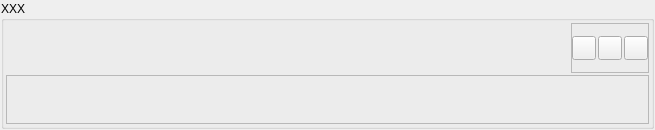
This is ResourceCompiler/mayaExporter/ui/workFile/actionUi.ui in giordi91/SirEngineThe3rd as Qt 5 draws it before an edit. The edited form follows.
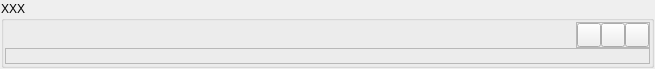
This is the edited form. Icons and pictures are not drawn.

Commit message: able to export mesh and skin from same action, need to add isolated skin, skeleton and animation

```diff
--- a/ResourceCompiler/mayaExporter/ui/workFile/actionUi.ui
+++ b/ResourceCompiler/mayaExporter/ui/workFile/actionUi.ui
@@ -7,7 +7,7 @@
     <x>0</x>
     <y>0</y>
     <width>655</width>
-    <height>130</height>
+    <height>69</height>
    </rect>
   </property>
   <property name="sizePolicy">
@@ -19,7 +19,7 @@
   <property name="minimumSize">
    <size>
     <width>0</width>
-    <height>130</height>
+    <height>0</height>
    </size>
   </property>
   <property name="windowTitle">
@@ -27,7 +27,7 @@
   </property>
   <layout class="QVBoxLayout" name="verticalLayout">
    <property name="spacing">
-    <number>2</number>
+    <number>0</number>
    </property>
    <property name="margin">
     <number>1</number>
@@ -47,11 +47,23 @@
       <string>XXX</string>
      </property>
      <layout class="QGridLayout" name="gridLayout">
-      <property name="margin">
-       <number>2</number>
+      <property name="leftMargin">
+       <number>1</number>
       </property>
-      <property name="spacing">
-       <number>2</number>
+      <property name="topMargin">
+       <number>1</number>
+      </property>
+      <property name="rightMargin">
+       <number>1</number>
+      </property>
+      <property name="bottomMargin">
+       <number>1</number>
+      </property>
+      <property name="horizontalSpacing">
+       <number>1</number>
+      </property>
+      <property name="verticalSpacing">
+       <number>0</number>
       </property>
       <item row="0" column="1">
        <widget class="QFrame" name="cntsF">
@@ -63,7 +75,7 @@
         </property>
         <layout class="QHBoxLayout" name="horizontalLayout_2">
          <property name="spacing">
-          <number>2</number>
+          <number>0</number>
          </property>
          <property name="margin">
           <number>0</number>
@@ -153,7 +165,7 @@
       <item row="1" column="0" colspan="2">
        <widget class="QFrame" name="customF">
         <property name="sizePolicy">
-         <sizepolicy hsizetype="Preferred" vsizetype="Preferred">
+         <sizepolicy hsizetype="Preferred" vsizetype="MinimumExpanding">
           <horstretch>0</horstretch>
           <verstretch>0</verstretch>
          </sizepolicy>
@@ -164,7 +176,26 @@
         <property name="frameShadow">
          <enum>QFrame::Raised</enum>
         </property>
-        <layout class="QVBoxLayout" name="verticalLayout_2"/>
+        <layout class="QVBoxLayout" name="verticalLayout_2">
+         <property name="spacing">
+          <number>0</number>
+         </property>
+         <property name="sizeConstraint">
+          <enum>QLayout::SetDefaultConstraint</enum>
+         </property>
+         <property name="leftMargin">
+          <number>0</number>
+         </property>
+         <property name="topMargin">
+          <number>0</number>
+         </property>
+         <property name="rightMargin">
+          <number>0</number>
+         </property>
+         <property name="bottomMargin">
+          <number>0</number>
+         </property>
+        </layout>
        </widget>
       </item>
      </layout>
```
Left out of the diff: 26 changed lines with no effect on the pictures. The commit also changes 17 other files.
